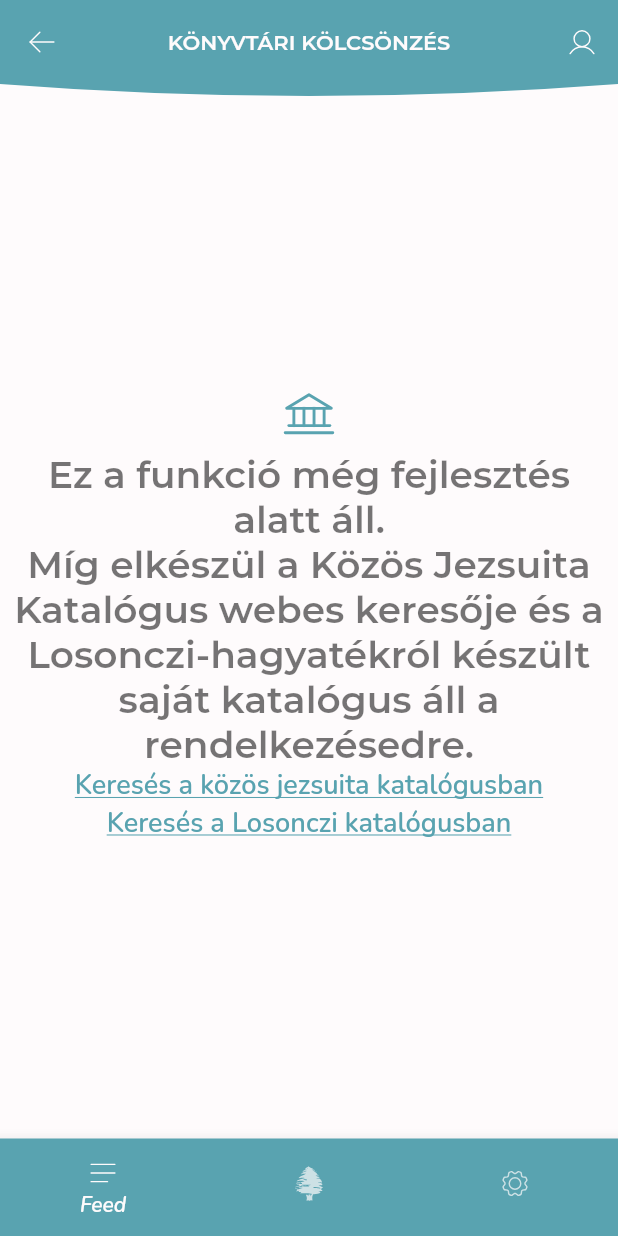
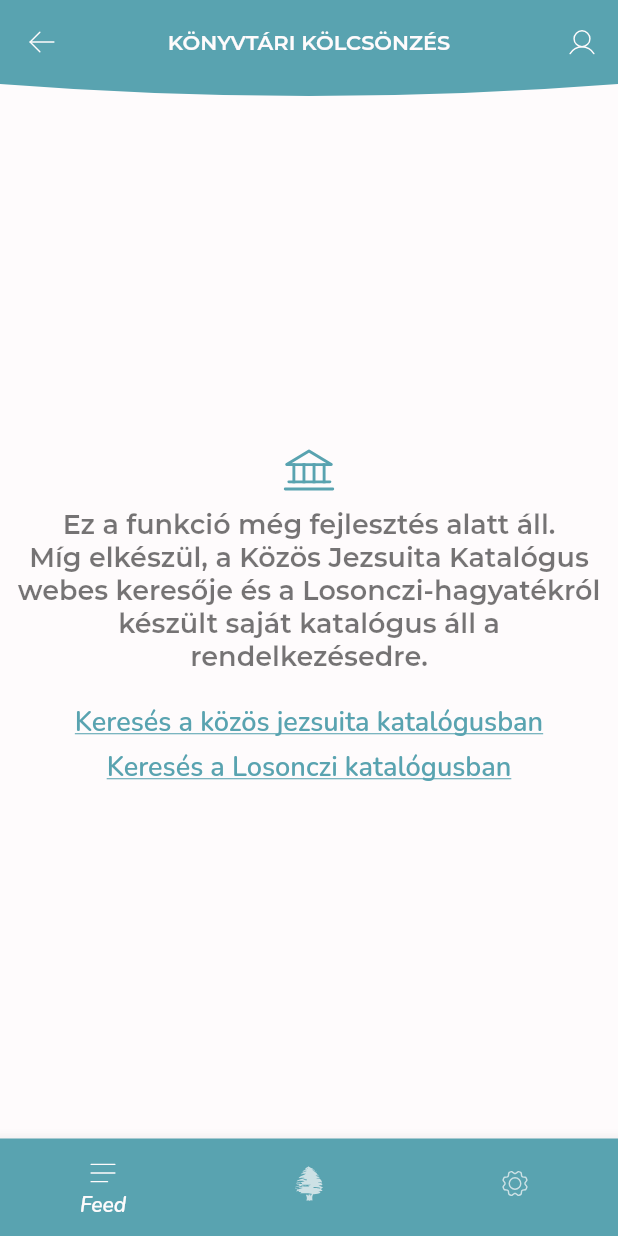
Before and after one commit to gaoypChina/szikapp, a Flutter app: the BookRentalScreen screen opened directly, on a phone screen of 412 x 824 dp. Run offline on Flutter 3.47's test engine with Material 2 defaults, Android fonts, the phone set to English and light mode, and no system bars; our stand-ins replace connectivity_plus, dropdown_search, easy_localization, firebase_analytics, firebase_auth, firebase_core and 6 more; missing offline and left inert: toggle_list; accounts and stored records are empty; project files that could hold a hidden picture were left out.

Commit message:
Bookrental igazítás

```diff
--- a/assets/translations/hu.json
+++ b/assets/translations/hu.json
@@ -151,7 +151,7 @@
         "FORMS_TITLE": "Űrlapok",
     "BOOKRENTAL": null,
         "BOOKRENTAL_TITLE": "Könyvtári kölcsönzés",
-        "BOOKRENTAL_HELP_TEXT": "Ez a funkció még fejlesztés alatt áll.\nMíg elkészül a Közös Jezsuita Katalógus webes keresője és a Losonczi-hagyatékról készült saját katalógus áll a rendelkezésedre.",
+        "BOOKRENTAL_HELP_TEXT": "Ez a funkció még fejlesztés alatt áll.\nMíg elkészül, a Közös Jezsuita Katalógus webes keresője és a Losonczi-hagyatékról készült saját katalógus áll a rendelkezésedre.",
         "BOOKRENTAL_LINK_COMMON_REF": "Keresés a közös jezsuita katalógusban",
         "BOOKRENTAL_LINK_OWN_REF": "Keresés a Losonczi katalógusban",
     "SETTINGS": null,
--- a/lib/screens/bookrental_screen.dart
+++ b/lib/screens/bookrental_screen.dart
@@ -36,9 +36,10 @@ class BookRentalScreen extends StatelessWidget {
             ),
             Text(
               'BOOKRENTAL_HELP_TEXT'.tr(),
-              style: theme.textTheme.headline2,
+              style: theme.textTheme.headline3,
               textAlign: TextAlign.center,
             ),
+            const SizedBox(height: kPaddingLarge),
             Link(
               uri: Uri.parse(
                 'https://katalogus.jezsu.hu/kozoskatalogus/kerestargy2krovid.php',
@@ -57,6 +58,7 @@ class BookRentalScreen extends StatelessWidget {
                 );
               },
             ),
+            const SizedBox(height: kPaddingSmall),
             Link(
               uri: Uri.parse(
                 'https://docs.google.com/spreadsheets/d/1bbumbRPY0pf-3zQI3I3eH5c4_dYu4QsM2IoJoMPiLmI/edit?usp=sharing',
--- a/pubspec.yaml
+++ b/pubspec.yaml
@@ -2,7 +2,7 @@ name: szikapp
 description: Awesome application for doing business in da SZIK.
 
 publish_to: 'none' # Remove this line if you wish to publish to pub.dev
-version: 1.0.1+227
+version: 1.0.1+228
 
 environment:
   sdk: ">=2.17.0 <3.0.0"
```
